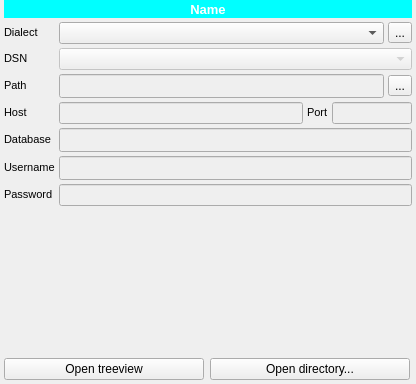
Before: the Qt Designer form spinetoolbox/ui/subwindow_data_store.ui in spine-tools/Spine-Toolbox, drawn with Qt 5.
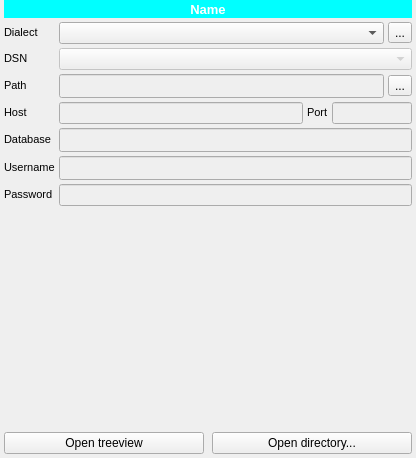
After: the same form once the commit is applied. Icons and pictures are not drawn.

```diff
--- a/spinetoolbox/ui/subwindow_data_store.ui
+++ b/spinetoolbox/ui/subwindow_data_store.ui
@@ -30,7 +30,7 @@
     <x>0</x>
     <y>0</y>
     <width>416</width>
-    <height>384</height>
+    <height>458</height>
    </rect>
   </property>
   <property name="sizePolicy">
@@ -548,7 +548,7 @@
        <item>
         <widget class="QPushButton" name="pushButton_open_treeview">
          <property name="sizePolicy">
-          <sizepolicy hsizetype="Expanding" vsizetype="Fixed">
+          <sizepolicy hsizetype="Fixed" vsizetype="Fixed">
            <horstretch>0</horstretch>
            <verstretch>0</verstretch>
           </sizepolicy>
@@ -573,10 +573,23 @@
          </property>
         </widget>
        </item>
+       <item>
+        <spacer name="horizontalSpacer">
+         <property name="orientation">
+          <enum>Qt::Horizontal</enum>
+         </property>
+         <property name="sizeHint" stdset="0">
+          <size>
+           <width>40</width>
+           <height>20</height>
+          </size>
+         </property>
+        </spacer>
+       </item>
        <item>
         <widget class="QPushButton" name="pushButton_open_directory">
          <property name="sizePolicy">
-          <sizepolicy hsizetype="Expanding" vsizetype="Fixed">
+          <sizepolicy hsizetype="Fixed" vsizetype="Fixed">
            <horstretch>0</horstretch>
            <verstretch>0</verstretch>
           </sizepolicy>
```
Left out of the diff: 20 changed lines with no effect on the pictures.
